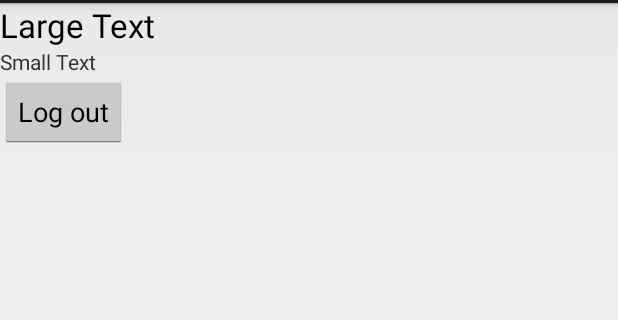
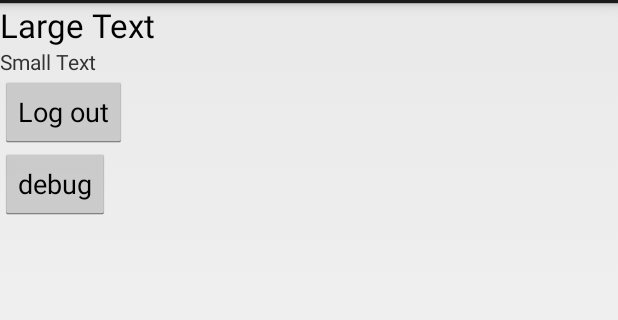
Before and after one commit to scobb/Impromptu, an Android app: the layout fragment_profile.xml on its own in the app's theme, with its tools: preview values and no code run, on a phone screen of 412 x 824 dp, the part 69-389 px from its top. Run offline under Robolectric (Android 15) with nearby library versions, the phone set to English and light mode, and no system bars.

```diff
--- a/app/src/main/res/layout/fragment_profile.xml
+++ b/app/src/main/res/layout/fragment_profile.xml
@@ -30,4 +30,11 @@
         android:onClick="onLogoutClicked"
         android:id="@+id/fragProfile_button_logout" />
 
+    <Button
+        android:layout_width="wrap_content"
+        android:layout_height="wrap_content"
+        android:text="debug"
+        android:onClick="onDebugClicked"
+        android:id="@+id/fragProfile_button_debugSaveImage" />
+
 </LinearLayout>
```
Also changed, not shown: app/src/main/java/com/example/steve/impromptu/Entity/ImpromptuUser.java (+42 -3 lines), app/src/main/java/com/example/steve/impromptu/Main/ActivityMain.java (+16 -0 lines), app/src/main/java/com/example/steve/impromptu/Main/FragmentProfile.java (+13 -1 lines).
